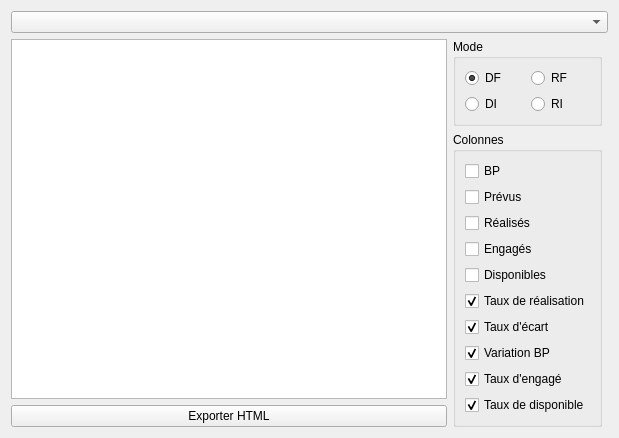
Before: the Qt Designer form formreportingsupervision.ui in GiPiLab/ProtonClassicSuite, drawn with Qt 5.
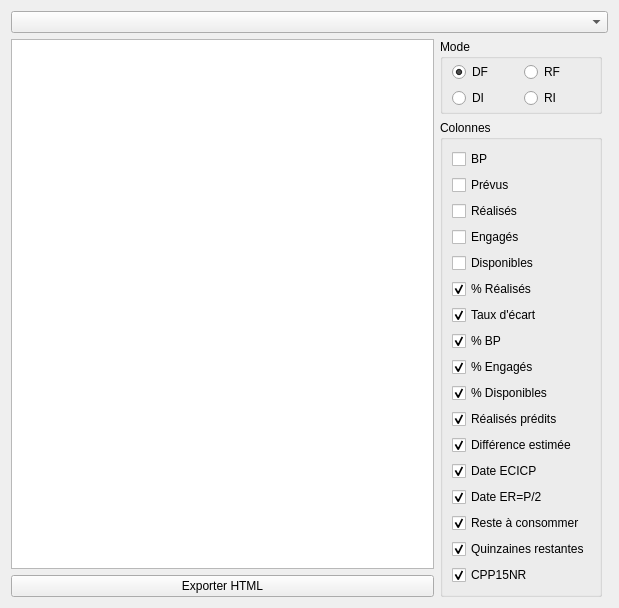
After: the same form once the commit is applied.

Patch:
```diff
--- a/formreportingsupervision.ui
+++ b/formreportingsupervision.ui
@@ -7,7 +7,7 @@
     <x>0</x>
     <y>0</y>
     <width>619</width>
-    <height>434</height>
+    <height>529</height>
    </rect>
   </property>
   <property name="windowTitle">
@@ -50,6 +50,12 @@
       <string>Mode</string>
      </property>
      <layout class="QGridLayout" name="gridLayout_2">
+      <property name="topMargin">
+       <number>3</number>
+      </property>
+      <property name="bottomMargin">
+       <number>3</number>
+      </property>
       <item row="1" column="0">
        <widget class="QRadioButton" name="radioButtonDI">
         <property name="text">
@@ -135,7 +141,7 @@
       <item>
        <widget class="QCheckBox" name="checkBoxTauxReal">
         <property name="text">
-         <string>Taux de réalisation</string>
+         <string>% Réalisés</string>
         </property>
         <property name="checked">
          <bool>true</bool>
@@ -155,7 +161,7 @@
       <item>
        <widget class="QCheckBox" name="checkBoxVariationBP">
         <property name="text">
-         <string>Variation BP</string>
+         <string>% BP</string>
         </property>
         <property name="checked">
          <bool>true</bool>
@@ -165,7 +171,7 @@
       <item>
        <widget class="QCheckBox" name="checkBoxTauxEngage">
         <property name="text">
-         <string>Taux d'engagé</string>
+         <string>% Engagés</string>
         </property>
         <property name="checked">
          <bool>true</bool>
@@ -175,7 +181,98 @@
       <item>
        <widget class="QCheckBox" name="checkBoxTauxDisponible">
         <property name="text">
-         <string>Taux de disponible</string>
+         <string>% Disponibles</string>
+        </property>
+        <property name="checked">
+         <bool>true</bool>
+        </property>
+       </widget>
+      </item>
+      <item>
+       <widget class="QCheckBox" name="checkBoxRealisePredit">
+        <property name="toolTip">
+         <string>&lt;html&gt;&lt;head/&gt;&lt;body&gt;&lt;p&gt;Quantité de réalisés qui seront consommés à la fin de l'année en suivant le rythme actuel&lt;/p&gt;&lt;/body&gt;&lt;/html&gt;</string>
+        </property>
+        <property name="text">
+         <string>Réalisés prédits</string>
+        </property>
+        <property name="checked">
+         <bool>true</bool>
+        </property>
+       </widget>
+      </item>
+      <item>
+       <widget class="QCheckBox" name="checkBoxDifference">
+        <property name="toolTip">
+         <string>&lt;html&gt;&lt;head/&gt;&lt;body&gt;&lt;p&gt;Différence estimée entre les réalisés prédits pour la fin de l'année et les crédits prévus&lt;/p&gt;&lt;/body&gt;&lt;/html&gt;</string>
+        </property>
+        <property name="text">
+         <string>Différence estimée</string>
+        </property>
+        <property name="checked">
+         <bool>true</bool>
+        </property>
+       </widget>
+      </item>
+      <item>
+       <widget class="QCheckBox" name="checkBoxDECICO">
+        <property name="toolTip">
+         <string>&lt;html&gt;&lt;head/&gt;&lt;body&gt;&lt;p&gt;Date estimée de consommation intégrale des crédits prévus&lt;/p&gt;&lt;/body&gt;&lt;/html&gt;</string>
+        </property>
+        <property name="text">
+         <string>Date ECICP</string>
+        </property>
+        <property name="checked">
+         <bool>true</bool>
+        </property>
+       </widget>
+      </item>
+      <item>
+       <widget class="QCheckBox" name="checkBoxERO2">
+        <property name="toolTip">
+         <string>&lt;html&gt;&lt;head/&gt;&lt;body&gt;&lt;p&gt;Date estimée à laquelle les réalisés atteindront la moitié des crédits prévus&lt;/p&gt;&lt;/body&gt;&lt;/html&gt;</string>
+        </property>
+        <property name="text">
+         <string>Date ER=P/2</string>
+        </property>
+        <property name="checked">
+         <bool>true</bool>
+        </property>
+       </widget>
+      </item>
+      <item>
+       <widget class="QCheckBox" name="checkBoxRAC">
+        <property name="toolTip">
+         <string>&lt;html&gt;&lt;head/&gt;&lt;body&gt;&lt;p&gt;Crédits restant à consommer&lt;/p&gt;&lt;/body&gt;&lt;/html&gt;</string>
+        </property>
+        <property name="text">
+         <string>Reste à consommer</string>
+        </property>
+        <property name="checked">
+         <bool>true</bool>
+        </property>
+       </widget>
+      </item>
+      <item>
+       <widget class="QCheckBox" name="checkBox15NRest">
+        <property name="toolTip">
+         <string>&lt;html&gt;&lt;head/&gt;&lt;body&gt;&lt;p&gt;Nombre de quinzaines avant la fin de l'année&lt;/p&gt;&lt;/body&gt;&lt;/html&gt;</string>
+        </property>
+        <property name="text">
+         <string>Quinzaines restantes</string>
+        </property>
+        <property name="checked">
+         <bool>true</bool>
+        </property>
+       </widget>
+      </item>
+      <item>
+       <widget class="QCheckBox" name="checkBoxCPP15N">
+        <property name="toolTip">
+         <string>&lt;html&gt;&lt;head/&gt;&lt;body&gt;&lt;p&gt;Consommé Prévu Par Quinzaine Restante&lt;/p&gt;&lt;/body&gt;&lt;/html&gt;</string>
+        </property>
+        <property name="text">
+         <string>CPP15NR</string>
         </property>
         <property name="checked">
          <bool>true</bool>
```
Left out of the diff: 15 changed lines with no effect on the pictures.
